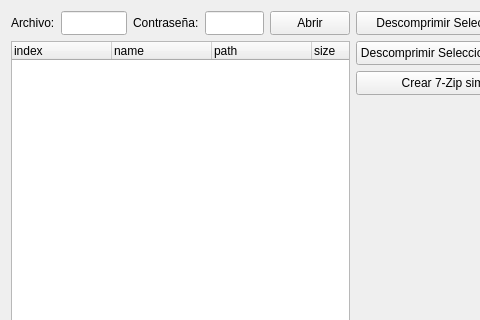
The window that Qt7zipExample/mainwindow.ui (Monthy/Qt7zip) describes before a commit, drawn with Qt 5; both pictures show x 0 to 480 and y 0 to 320 of the 715 by 686 pixel window.
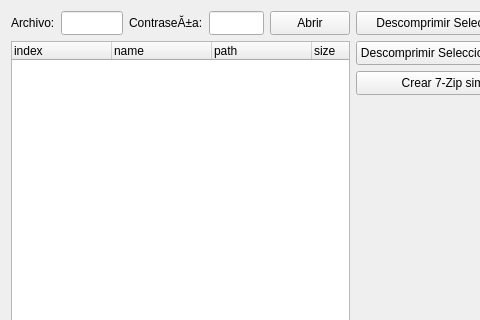
The same window after the commit.

Diff of the .ui file:
```diff
--- a/Qt7zipExample/mainwindow.ui
+++ b/Qt7zipExample/mainwindow.ui
@@ -35,7 +35,7 @@
     <item row="0" column="2">
      <widget class="QLabel" name="lb_pass">
       <property name="text">
-       <string>Contraseña:</string>
+       <string>ContraseĂ±a:</string>
       </property>
      </widget>
     </item>
```
